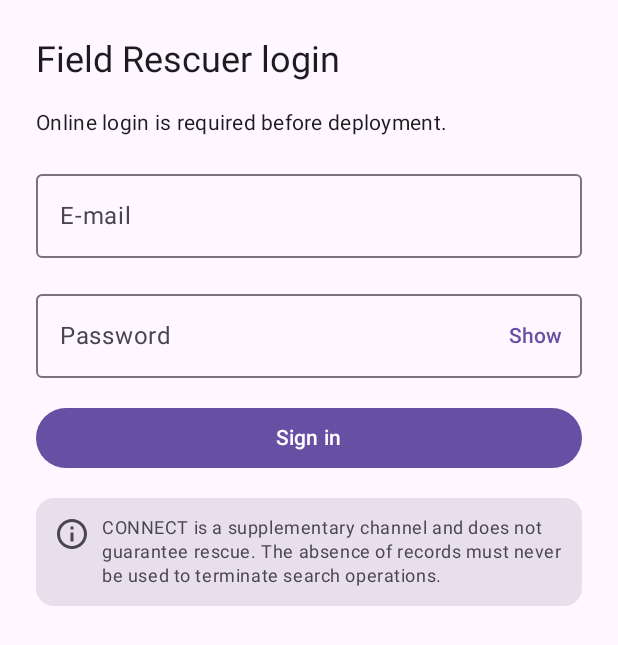
After one commit to C-O-N-N-E-C-T/connect-mobile, an Android app built with Jetpack Compose: the composable RescuerAuthRoute shown on its own in the app's theme, on a phone screen of 412 x 824 dp. The commit adds this screen. Shown: the top 645 px of the screen. Run offline under Robolectric (Android 15) with nearby library versions, the phone set to English and light mode, and no system bars.

Commit message:
OSP-74: add login and mission screens, supplementary disclaimer and EN/TR strings

```diff
--- /dev/null
+++ b/app/src/main/java/com/connect/mobile/ui/RescuerAuthRoute.kt
@@ -0,0 +1,57 @@
+package com.connect.mobile.ui
+
+import androidx.compose.foundation.layout.Arrangement
+import androidx.compose.foundation.layout.Column
+import androidx.compose.foundation.layout.fillMaxSize
+import androidx.compose.foundation.layout.fillMaxWidth
+import androidx.compose.foundation.layout.padding
+import androidx.compose.material3.CircularProgressIndicator
+import androidx.compose.material3.Scaffold
+import androidx.compose.material3.Text
+import androidx.compose.runtime.Composable
+import androidx.compose.runtime.getValue
+import androidx.compose.ui.Alignment
+import androidx.compose.ui.Modifier
+import androidx.compose.ui.res.stringResource
+import androidx.compose.ui.unit.dp
+import androidx.lifecycle.compose.collectAsStateWithLifecycle
+import com.connect.mobile.R
+import com.connect.mobile.ui.common.SupplementaryDisclaimer
+import com.connect.mobile.ui.login.LoginScreen
+import com.connect.mobile.ui.mission.MissionScreen
+
+@Composable
+fun RescuerAuthRoute(viewModel: RescuerAuthViewModel) {
+    val state by viewModel.state.collectAsStateWithLifecycle()
+    val form by viewModel.form.collectAsStateWithLifecycle()
+
+    Scaffold { padding ->
+        val modifier = Modifier.padding(padding)
+        when (val s = state) {
+            AuthUiState.Bootstrapping -> Busy(R.string.loading, modifier)
+            AuthUiState.LoggingOut -> Busy(R.string.mission_logging_out, modifier)
+            is AuthUiState.MissionActive -> MissionScreen(s.grant, onEndMission = viewModel::endMission, modifier = modifier)
+            else -> LoginScreen(
+                state = s,
+                form = form,
+                onEmailChange = viewModel::onEmailChange,
+                onPasswordChange = viewModel::onPasswordChange,
+                onSubmit = viewModel::submit,
+                modifier = modifier,
+            )
+        }
+    }
+}
+
+@Composable
+private fun Busy(text: Int, modifier: Modifier) {
+    Column(
+        modifier = modifier.fillMaxSize().padding(24.dp),
+        verticalArrangement = Arrangement.spacedBy(16.dp, Alignment.CenterVertically),
+        horizontalAlignment = Alignment.CenterHorizontally,
+    ) {
+        CircularProgressIndicator()
+        Text(stringResource(text))
+        SupplementaryDisclaimer(modifier = Modifier.fillMaxWidth())
+    }
+}
--- /dev/null
+++ b/app/src/main/java/com/connect/mobile/ui/common/SupplementaryDisclaimer.kt
@@ -0,0 +1,39 @@
+package com.connect.mobile.ui.common
+
+import androidx.compose.foundation.layout.Arrangement
+import androidx.compose.foundation.layout.Row
+import androidx.compose.foundation.layout.padding
+import androidx.compose.material.icons.Icons
+import androidx.compose.material.icons.outlined.Info
+import androidx.compose.material3.Icon
+import androidx.compose.material3.MaterialTheme
+import androidx.compose.material3.Surface
+import androidx.compose.material3.Text
+import androidx.compose.runtime.Composable
+import androidx.compose.ui.Alignment
+import androidx.compose.ui.Modifier
+import androidx.compose.ui.res.stringResource
+import androidx.compose.ui.unit.dp
+import com.connect.mobile.R
+
+/** NFR-SAFE-03 / AC-29 notice. Stateless and shared so every mode can show it. */
+@Composable
+fun SupplementaryDisclaimer(modifier: Modifier = Modifier) {
+    Surface(
+        modifier = modifier,
+        color = MaterialTheme.colorScheme.surfaceVariant,
+        shape = MaterialTheme.shapes.medium,
+    ) {
+        Row(
+            modifier = Modifier.padding(12.dp),
+            horizontalArrangement = Arrangement.spacedBy(8.dp),
+            verticalAlignment = Alignment.Top,
+        ) {
+            Icon(imageVector = Icons.Outlined.Info, contentDescription = null)
+            Text(
+                text = stringResource(R.string.supplementary_disclaimer),
+                style = MaterialTheme.typography.bodySmall,
+            )
+        }
+    }
+}
--- /dev/null
+++ b/app/src/main/java/com/connect/mobile/ui/login/LoginScreen.kt
@@ -0,0 +1,114 @@
+package com.connect.mobile.ui.login
+
+import androidx.compose.foundation.layout.Arrangement
+import androidx.compose.foundation.layout.Column
+import androidx.compose.foundation.layout.Row
+import androidx.compose.foundation.layout.fillMaxSize
+import androidx.compose.foundation.layout.fillMaxWidth
+import androidx.compose.foundation.layout.padding
+import androidx.compose.foundation.layout.size
+import androidx.compose.foundation.rememberScrollState
+import androidx.compose.foundation.text.KeyboardActions
+import androidx.compose.foundation.text.KeyboardOptions
+import androidx.compose.foundation.verticalScroll
+import androidx.compose.material3.Button
+import androidx.compose.material3.CircularProgressIndicator
+import androidx.compose.material3.MaterialTheme
+import androidx.compose.material3.OutlinedTextField
+import androidx.compose.material3.Text
+import androidx.compose.material3.TextButton
+import androidx.compose.runtime.Composable
+import androidx.compose.runtime.getValue
+import androidx.compose.runtime.mutableStateOf
+import androidx.compose.runtime.saveable.rememberSaveable
+import androidx.compose.runtime.setValue
+import androidx.compose.ui.Alignment
+import androidx.compose.ui.Modifier
+import androidx.compose.ui.res.stringResource
+import androidx.compose.ui.text.input.ImeAction
+import androidx.compose.ui.text.input.KeyboardType
+import androidx.compose.ui.text.input.PasswordVisualTransformation
+import androidx.compose.ui.text.input.VisualTransformation
+import androidx.compose.ui.unit.dp
+import com.connect.mobile.R
+import com.connect.mobile.ui.AuthUiState
+import com.connect.mobile.ui.LoginForm
+import com.connect.mobile.ui.common.SupplementaryDisclaimer
+import com.connect.mobile.ui.common.messageRes
+
+@Composable
+fun LoginScreen(
+    state: AuthUiState,
+    form: LoginForm,
+    onEmailChange: (String) -> Unit,
+    onPasswordChange: (String) -> Unit,
+    onSubmit: () -> Unit,
+    modifier: Modifier = Modifier,
+) {
+    val idle = state as? AuthUiState.LoginIdle
+    val busy = idle == null
+    var showPassword by rememberSaveable { mutableStateOf(false) }
+
+    Column(
+        modifier = modifier
+            .fillMaxSize()
+            .verticalScroll(rememberScrollState())
+            .padding(24.dp),
+        verticalArrangement = Arrangement.spacedBy(16.dp),
+    ) {
+        Text(stringResource(R.string.login_title), style = MaterialTheme.typography.headlineSmall)
+        Text(stringResource(R.string.login_online_note), style = MaterialTheme.typography.bodyMedium)
+
+        OutlinedTextField(
+            value = form.email,
+            onValueChange = onEmailChange,
+            label = { Text(stringResource(R.string.login_email)) },
+            singleLine = true,
+            enabled = !busy,
+            keyboardOptions = KeyboardOptions(keyboardType = KeyboardType.Email, imeAction = ImeAction.Next),
+            modifier = Modifier.fillMaxWidth(),
+        )
+        OutlinedTextField(
+            value = form.password,
+            onValueChange = onPasswordChange,
+            label = { Text(stringResource(R.string.login_password)) },
+            singleLine = true,
+            enabled = !busy,
+            visualTransformation = if (showPassword) VisualTransformation.None else PasswordVisualTransformation(),
+            keyboardOptions = KeyboardOptions(keyboardType = KeyboardType.Password, imeAction = ImeAction.Done),
+            keyboardActions = KeyboardActions(onDone = { if (!busy) onSubmit() }),
+            trailingIcon = {
+                TextButton(onClick = { showPassword = !showPassword }) {
+                    Text(stringResource(if (showPassword) R.string.login_hide_password else R.string.login_show_password))
+                }
+            },
+            modifier = Modifier.fillMaxWidth(),
+        )
+
+        idle?.error?.let {
+            Text(stringResource(it.messageRes()), color = MaterialTheme.colorScheme.error)
+        }
+        if (idle?.loggedOut == true && idle.error == null) {
+            Text(stringResource(R.string.login_logged_out), color = MaterialTheme.colorScheme.primary)
+        }
+
+        Button(onClick = onSubmit, enabled = !busy, modifier = Modifier.fillMaxWidth()) {
+            Text(stringResource(R.string.login_submit))
+        }
+        progressText(state)?.let { text ->
+            Row(horizontalArrangement = Arrangement.spacedBy(12.dp), verticalAlignment = Alignment.CenterVertically) {
+                CircularProgressIndicator(modifier = Modifier.size(20.dp), strokeWidth = 2.dp)
+                Text(stringResource(text))
+            }
+        }
+
+        SupplementaryDisclaimer(modifier = Modifier.fillMaxWidth())
+    }
+}
+
+private fun progressText(state: AuthUiState): Int? = when (state) {
+    AuthUiState.SigningIn -> R.string.login_progress_signing_in
+    AuthUiState.BindingSession -> R.string.login_progress_binding
+    AuthUiState.TearingDown -> R.string.login_progress_tearing_down
+    else -> null
+}
--- /dev/null
+++ b/app/src/main/java/com/connect/mobile/ui/theme/Theme.kt
@@ -0,0 +1,15 @@
+package com.connect.mobile.ui.theme
+
+import androidx.compose.foundation.isSystemInDarkTheme
+import androidx.compose.material3.MaterialTheme
+import androidx.compose.material3.darkColorScheme
+import androidx.compose.material3.lightColorScheme
+import androidx.compose.runtime.Composable
+
+@Composable
+fun ConnectTheme(content: @Composable () -> Unit) {
+    MaterialTheme(
+        colorScheme = if (isSystemInDarkTheme()) darkColorScheme() else lightColorScheme(),
+        content = content,
+    )
+}
--- a/app/src/main/res/values/strings.xml
+++ b/app/src/main/res/values/strings.xml
@@ -1,4 +1,43 @@
 <?xml version="1.0" encoding="utf-8"?>
 <resources>
     <string name="app_name" translatable="false">CONNECT</string>
+
+    <!-- NFR-SAFE-03 / AC-29 (SoW wording, do not paraphrase) -->
+    <string name="supplementary_disclaimer">CONNECT is a supplementary channel and does not guarantee rescue. The absence of records must never be used to terminate search operations.</string>
+
+    <string name="loading">Loading…</string>
+
+    <string name="login_title">Field Rescuer login</string>
+    <string name="login_email">E-mail</string>
+    <string name="login_password">Password</string>
+    <string name="login_show_password">Show</string>
+    <string name="login_hide_password">Hide</string>
+    <string name="login_submit">Sign in</string>
+    <string name="login_online_note">Online login is required before deployment.</string>
+    <string name="login_logged_out">You have been logged out.</string>
+    <string name="login_progress_signing_in">Signing in…</string>
+    <string name="login_progress_binding">Verifying deployment authorization…</string>
+    <string name="login_progress_tearing_down">Clearing the session…</string>
+
+    <string name="mission_title">Field Rescuer Mode active</string>
+    <string name="mission_authenticated_until">Authenticated for offline deployment until %1$s</string>
+    <string name="mission_end_button">End Mission / Log Out</string>
+    <string name="mission_end_dialog_title">End mission?</string>
+    <string name="mission_end_dialog_text">Offline access ends until your next online login. Unsynced victim records on this device are kept.</string>
+    <string name="mission_end_dialog_cancel">Cancel</string>
+    <string name="mission_logging_out">Logging out…</string>
+
+    <string name="error_invalid_input">Enter your e-mail and password.</string>
+    <string name="error_bad_credentials">Incorrect e-mail or password.</string>
+    <string name="error_account_disabled">This account is disabled. Contact your administrator.</string>
+    <string name="error_account_not_ready">This account is not activated yet. Contact your administrator.</string>
+    <string name="error_rate_limited">Too many attempts. Wait a few minutes and try again.</string>
+    <string name="error_network">No connection. Field Rescuer login needs internet before deployment.</string>
+    <string name="error_role_not_allowed">Field Rescuer Mode is only for rescuer accounts. Coordinators and administrators must use the web dashboard.</string>
+    <string name="error_session_rejected">Your session could not be verified. Please sign in again.</string>
+    <string name="error_device_revoked">This device has been revoked. Contact your administrator.</string>
+    <string name="error_request_rejected">Login request was rejected. Update the app or contact your coordinator.</string>
+    <string name="error_grant_invalid">The server returned an invalid deployment grant. Try again or contact your coordinator.</string>
+    <string name="error_server">Server error. Please try again later.</string>
+    <string name="error_not_configured">This build is not configured for online login.</string>
 </resources>
```
Also changed, not shown: app/src/main/java/com/connect/mobile/AppContainer.kt (+19 -0 lines), app/src/main/java/com/connect/mobile/MainActivity.kt (+13 -6 lines), app/src/main/java/com/connect/mobile/ui/common/AuthErrorText.kt (added, +23 -0 lines), app/src/main/java/com/connect/mobile/ui/common/ExpiryFormatter.kt (added, +17 -0 lines), app/src/main/java/com/connect/mobile/ui/mission/MissionScreen.kt (added, +69 -0 lines), 3 other files.
